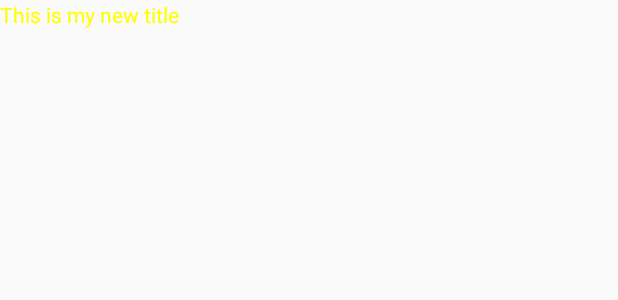
After one commit to Kouheng/FCU_Topic_App, an Android app: the layout mytitle.xml on its own in the app's theme, with its tools: preview values and no code run, on a phone screen of 412 x 824 dp. The commit adds this screen. Shown: the top 300 px of the screen. Run offline under Robolectric (Android 15) with nearby library versions, the phone set to English and light mode, and no system bars.

Commit message:
報告版本

```diff
--- a/MyApplication/app/src/main/AndroidManifest.xml
+++ b/MyApplication/app/src/main/AndroidManifest.xml
@@ -35,6 +35,8 @@
         <activity android:name="com.example.user.myapplication.ListRow_Detail"
             android:screenOrientation="portrait"
             android:label="詳細資訊"> </activity>
+        <activity android:name=".CustomTitleBar"
+            android:theme="@style/customTheme">  </activity>
     </application>
 
 </manifest>
--- a/MyApplication/app/src/main/java/com/example/user/myapplication/DB/DBMethod.java
+++ b/MyApplication/app/src/main/java/com/example/user/myapplication/DB/DBMethod.java
@@ -3,6 +3,7 @@ package com.example.user.myapplication.DB;
 import android.content.Context;
 import android.database.Cursor;
 import android.database.sqlite.SQLiteDatabase;
+import android.database.sqlite.SQLiteException;
 import android.os.AsyncTask;
 import android.text.Html;
 import android.util.Log;
@@ -42,7 +43,7 @@ public class DBMethod {
             SQLiteDatabase db = DH.getWritableDatabase();
             try {
                 inputData = new String[10];
-                URL url = new URL("http://36.233.50.249/test/transferjson.php");
+                URL url = new URL("http://36.235.91.48/test/transferjson.php");
                 BufferedReader bufferedReader = new BufferedReader(new InputStreamReader(url.openStream()));
                 db.execSQL("DROP TABLE IF EXISTS " + "store_table");
                 DH.reCreate(db);
--- a/MyApplication/app/src/main/res/layout/activity_main.xml
+++ b/MyApplication/app/src/main/res/layout/activity_main.xml
@@ -7,7 +7,9 @@
     android:paddingLeft="@dimen/activity_horizontal_margin"
     android:paddingRight="@dimen/activity_horizontal_margin"
     android:paddingTop="@dimen/activity_vertical_margin"
+    android:id="@+id/back"
     tools:context="com.example.user.myapplication.MainActivity">
+
 
     <TextView
         android:layout_width="wrap_content"
--- /dev/null
+++ b/MyApplication/app/src/main/res/layout/mytitle.xml
@@ -0,0 +1,9 @@
+<?xml version="1.0" encoding="utf-8"?>
+<TextView
+    xmlns:android="http://schemas.android.com/apk/res/android"
+    android:id="@+id/myTitle"
+    android:text="This is my new title"
+    android:layout_width="fill_parent"
+    android:layout_height="fill_parent"
+    android:textColor="@color/titletextcolor"
+    />
--- a/MyApplication/app/src/main/res/values/colors.xml
+++ b/MyApplication/app/src/main/res/values/colors.xml
@@ -3,4 +3,6 @@
     <color name="colorPrimary">#3F51B5</color>
     <color name="colorPrimaryDark">#303F9F</color>
     <color name="colorAccent">#FF4081</color>
+    <color name="titlebackgroundcolor">#3232CD</color>
+    <color name="titletextcolor">#FFFF00</color>
 </resources>
--- a/MyApplication/app/src/main/res/values/styles.xml
+++ b/MyApplication/app/src/main/res/values/styles.xml
@@ -8,4 +8,8 @@
         <item name="colorAccent">@color/colorAccent</item>
     </style>
 
+    <style name="WindowTitleBackground" parent="Theme.AppCompat.Light.DarkActionBar">
+        <item name="android:background">@color/titlebackgroundcolor</item>
+    </style>
+
 </resources>
--- /dev/null
+++ b/MyApplication/app/src/main/res/values/themes.xml
@@ -0,0 +1,6 @@
+<?xml version="1.0" encoding="utf-8"?>
+<resources>
+    <style name="customTheme" parent="android:Theme">
+        <item name="android:windowTitleBackgroundStyle">@style/WindowTitleBackground</item>
+    </style>
+</resources>
```
Also changed, not shown: MyApplication/app/src/main/java/com/example/user/myapplication/CustomTitleBar.java (added, +20 -0 lines), MyApplication/app/src/main/java/com/example/user/myapplication/DB/ClassMethod.java (+0 -11 lines), MyApplication/app/src/main/java/com/example/user/myapplication/Linking.java (+31 -10 lines), MyApplication/app/src/main/java/com/example/user/myapplication/ListRow_Detail.java (+12 -0 lines).
